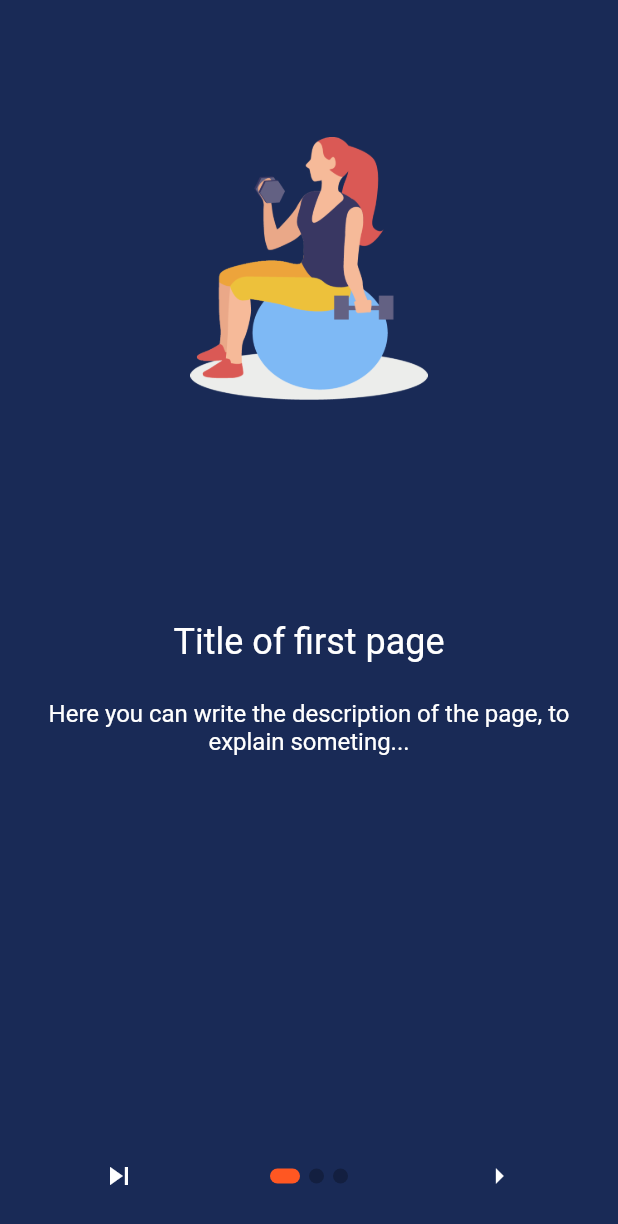
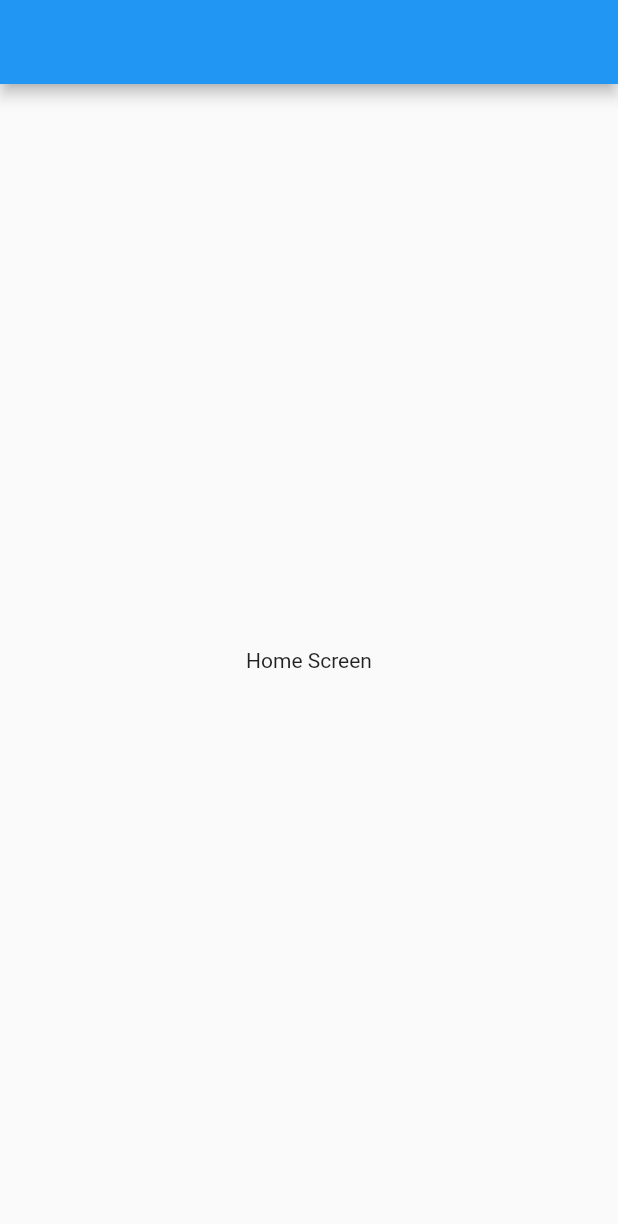
Before and after one commit to Wallruzz9114/fitbit, a Flutter app: the screen it shows after launch, after a tap on the "skip next" icon, on a phone screen of 412 x 824 dp. Shown: the top 1224 px of the screen. Run offline on Flutter 3.47's test engine with Material 2 defaults, Android fonts, the phone set to English and light mode, and no system bars; drawn by our look-alikes of introduction_screen.

Commit message:
Added home screen

```diff
--- /dev/null
+++ b/lib/src/ui/screens/home_screen.dart
@@ -0,0 +1,20 @@
+import 'package:flutter/material.dart';
+
+class HomeScreen extends StatefulWidget {
+  const HomeScreen({Key key}) : super(key: key);
+
+  @override
+  _HomeScreenState createState() => _HomeScreenState();
+}
+
+class _HomeScreenState extends State<HomeScreen> {
+  @override
+  Widget build(BuildContext context) {
+    return Scaffold(
+      appBar: AppBar(),
+      body: const Center(
+        child: Text('Home Screen'),
+      ),
+    );
+  }
+}
--- a/lib/src/ui/screens/onboarding_screen.dart
+++ b/lib/src/ui/screens/onboarding_screen.dart
@@ -1,3 +1,4 @@
+import 'package:fitbit/src/ui/screens/home_screen.dart';
 import 'package:flutter/material.dart';
 import 'package:introduction_screen/introduction_screen.dart';
 
@@ -48,16 +49,24 @@ class _OnboardingScreenState extends State<OnboardingScreen> {
     ),
   ];
 
+  void gotoHomeScreen() {
+    Navigator.pushReplacement(
+      context,
+      MaterialPageRoute<HomeScreen>(
+          builder: (BuildContext context) => const HomeScreen()),
+    );
+  }
+
   @override
   Widget build(BuildContext context) {
     return Scaffold(
       body: IntroductionScreen(
         pages: onboardingPages,
         onDone: () {
-          // When done button is press
+          gotoHomeScreen();
         },
         onSkip: () {
-          // You can also override onSkip callback
+          gotoHomeScreen();
         },
         showSkipButton: true,
         skip: const Icon(
```
Also changed, not shown: lib/src/models/excercise.dart (added, +24 -0 lines), lib/src/models/exercise_hub.dart (added, +20 -0 lines).
